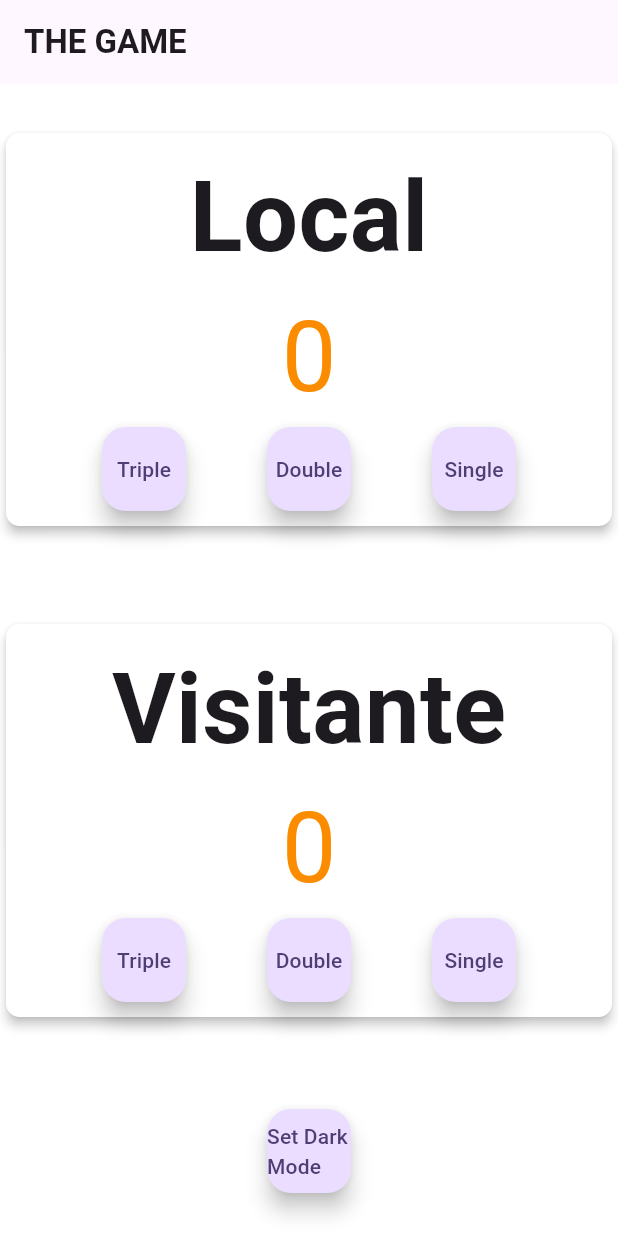
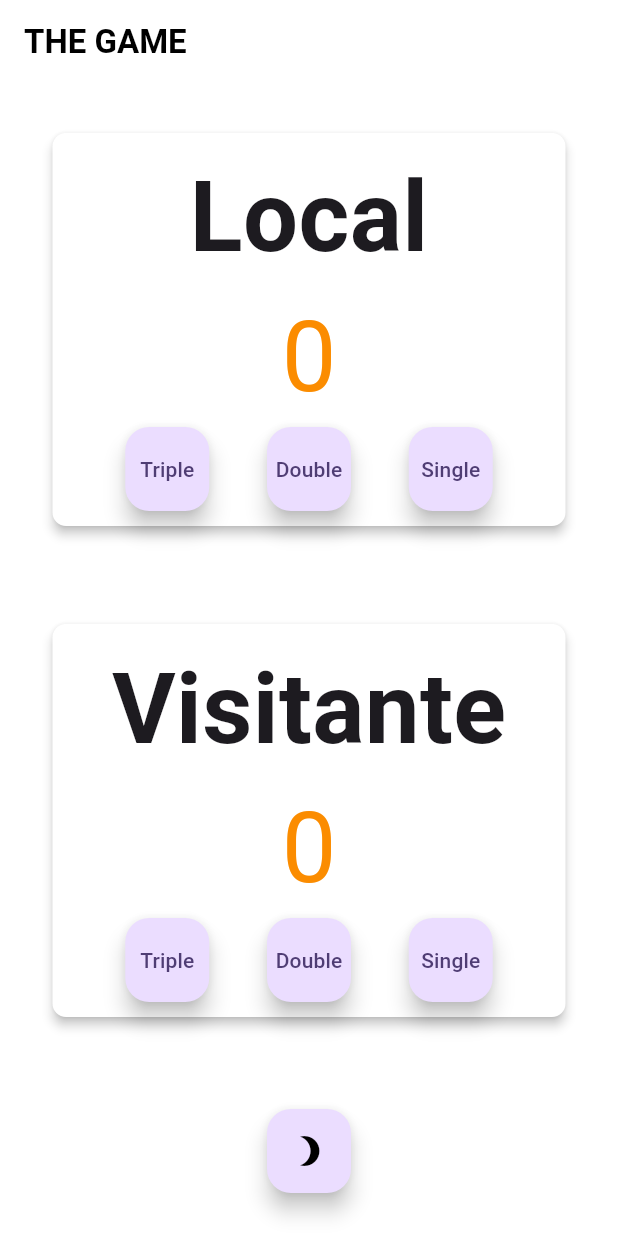
Before and after one commit to Javi-Prieto/PMDM, a Flutter app: the screen it shows after launch, on a phone screen of 412 x 824 dp. Run offline on Flutter 3.47's test engine with Material 3 defaults, Android fonts, the phone set to English and light mode, and no system bars; our stand-ins replace flutter_rating_bar, google_fonts.

Commit message:
finished all the page

```diff
--- a/Flutter/basketball_game/lib/screen/score_screen.dart
+++ b/Flutter/basketball_game/lib/screen/score_screen.dart
@@ -9,35 +9,50 @@ class ScoreScreen extends StatefulWidget {
 }
 
 class _ScoreScreenState extends State<ScoreScreen> {
-
   bool _dark = false;
 
   @override
   Widget build(BuildContext context) {
-    return  Scaffold(
-      backgroundColor: _dark?Colors.black : Colors.white,
+    return Scaffold(
+      backgroundColor: _dark ? Colors.black : Colors.white,
       appBar: AppBar(
-        title: const Text("THE GAME", textAlign: TextAlign.center, style: TextStyle(fontWeight: FontWeight.bold),
+        title: Text(
+          "THE GAME",
+          textAlign: TextAlign.center,
+          style: TextStyle(
+            fontWeight: FontWeight.bold,
+            color: _dark ? Colors.white : Colors.black,
+          ),
         ),
+        backgroundColor: _dark ? Colors.black : Colors.white,
       ),
-      body:Center(
-        child:   Column(
-          mainAxisAlignment: MainAxisAlignment.spaceAround,
+      body: Center(
+          child: Column(
+        mainAxisAlignment: MainAxisAlignment.spaceAround,
         children: [
-          TeamItem(teamName: 'Local',isBlack: _dark),
-          TeamItem(teamName: 'Visitante', isBlack: _dark,),
+          TeamItem(teamName: 'Local', isBlack: _dark),
+          TeamItem(
+            teamName: 'Visitante',
+            isBlack: _dark,
+          ),
           FloatingActionButton(
             onPressed: () {
               setState(() {
-                _dark? _dark = false: _dark = true;
+                _dark ? _dark = false : _dark = true;
               });
             },
-            child: _dark? const Text("Set Light Mode"):const Text("Set Dark Mode") ,
-            )
-
+            child: _dark
+                ? Icon(
+                    Icons.sunny,
+                    color: Colors.amber.shade600,
+                  )
+                : const Icon(
+                    Icons.brightness_3,
+                    color: Colors.black,
+                  ),
+          )
         ],
-      )
-      ),
+      )),
     );
   }
 }
--- a/Flutter/basketball_game/lib/widget/team_item.dart
+++ b/Flutter/basketball_game/lib/widget/team_item.dart
@@ -1,7 +1,7 @@
 import 'package:flutter/material.dart';
 
 class TeamItem extends StatefulWidget {
-  const TeamItem({super.key, required this.teamName, required this.isBlack });
+  const TeamItem({super.key, required this.teamName, required this.isBlack});
   final String teamName;
   final bool isBlack;
 
@@ -12,24 +12,36 @@ class TeamItem extends StatefulWidget {
 class _TeamItemState extends State<TeamItem> {
   int _puntuation = 0;
 
-
   @override
   Widget build(BuildContext context) {
-    return Card(
-      shape: const RoundedRectangleBorder(borderRadius: BorderRadius.all(Radius.circular(9))),
+    return SizedBox(
+      width: 350,
+      child: Card(
+        shape: const RoundedRectangleBorder(
+            borderRadius: BorderRadius.all(Radius.circular(9))),
         margin: const EdgeInsets.all(4),
         elevation: 3,
-      color: widget.isBlack? Colors.white54: Colors.white,
-      shadowColor: widget.isBlack? Colors.white: Colors.black,
+        color: widget.isBlack ? Colors.white54 : Colors.white,
+        shadowColor: widget.isBlack ? Colors.white : Colors.black,
         child: Container(
           padding: const EdgeInsets.all(10),
           child: Column(
             children: [
-            Text(widget.teamName, style: const TextStyle(fontWeight: FontWeight.bold, fontSize: 65)),
+              Text(widget.teamName,
+                  style: const TextStyle(
+                    fontWeight: FontWeight.bold,
+                    fontSize: 65,
+                  )),
               Container(
-              decoration: const BoxDecoration(
+                decoration: const BoxDecoration(),
+                child: Text(
+                  '$_puntuation',
+                  style: TextStyle(
+                      color: widget.isBlack
+                          ? Colors.orange
+                          : Colors.orange.shade600,
+                      fontSize: 65),
                 ),
-              child: Text('$_puntuation', style:  TextStyle(color: widget.isBlack? Colors.orange: Colors.orange.shade600, fontSize: 65),),
               ),
               Row(
                 mainAxisAlignment: MainAxisAlignment.spaceEvenly,
@@ -40,7 +52,7 @@ class _TeamItemState extends State<TeamItem> {
                         _puntuation += 3;
                       });
                     },
-                child:const Text("Triple"),
+                    child: const Text("Triple"),
                   ),
                   FloatingActionButton(
                     onPressed: () {
@@ -48,7 +60,7 @@ class _TeamItemState extends State<TeamItem> {
                         _puntuation += 2;
                       });
                     },
-                child:const Text("Double") ,
+                    child: const Text("Double"),
                   ),
                   FloatingActionButton(
                     onPressed: () {
@@ -56,13 +68,14 @@ class _TeamItemState extends State<TeamItem> {
                         _puntuation++;
                       });
                     },
-                child:const Text("Single"),
+                    child: const Text("Single"),
                   )
                 ],
               )
             ],
           ),
         ),
+      ),
     );
   }
 }
```
Lines whose indentation alone changed are shown as unchanged.
